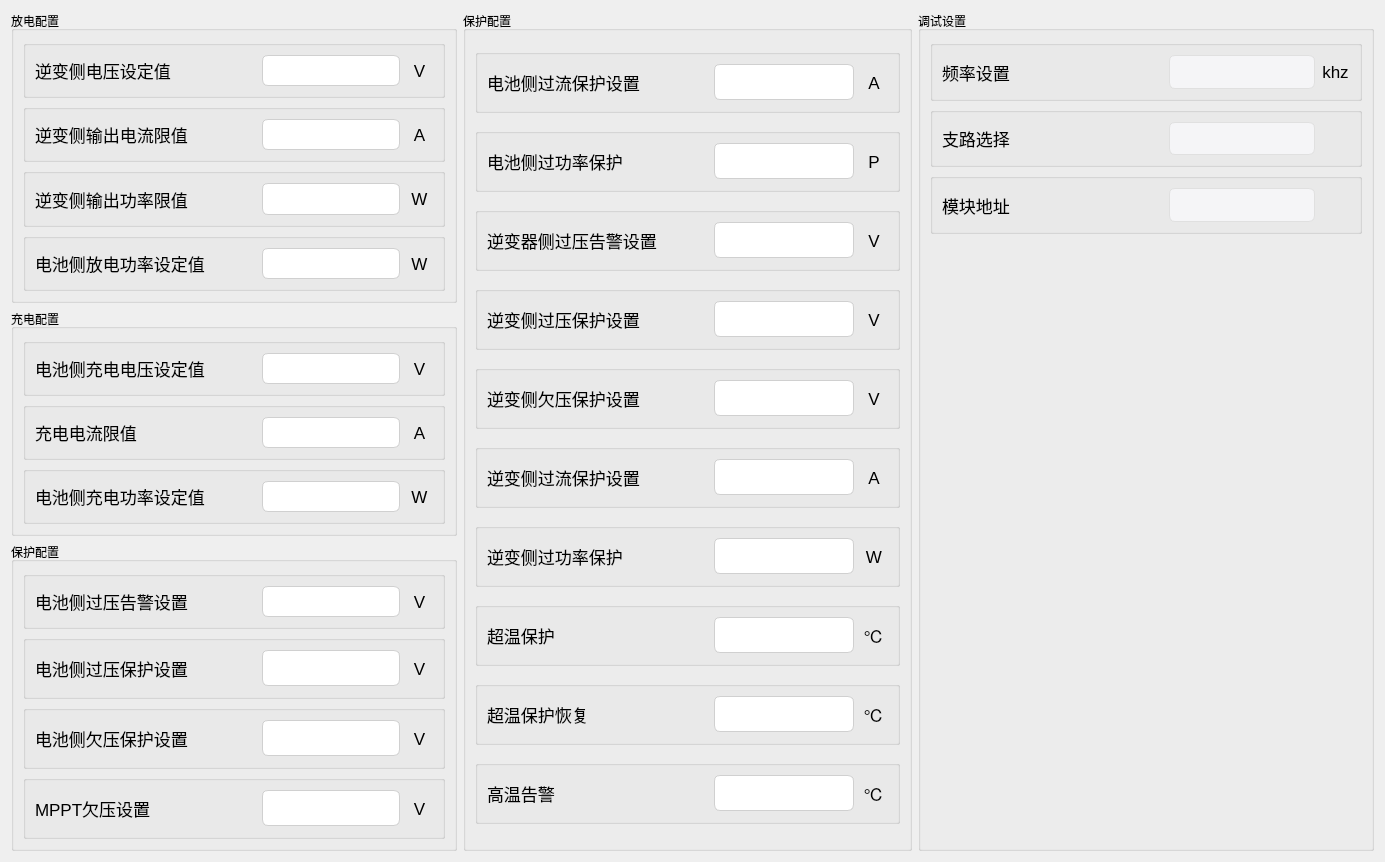
Above: tformconfig1.ui from Curtain-Wang/ModbusApp before the change. Below: the same form after it.
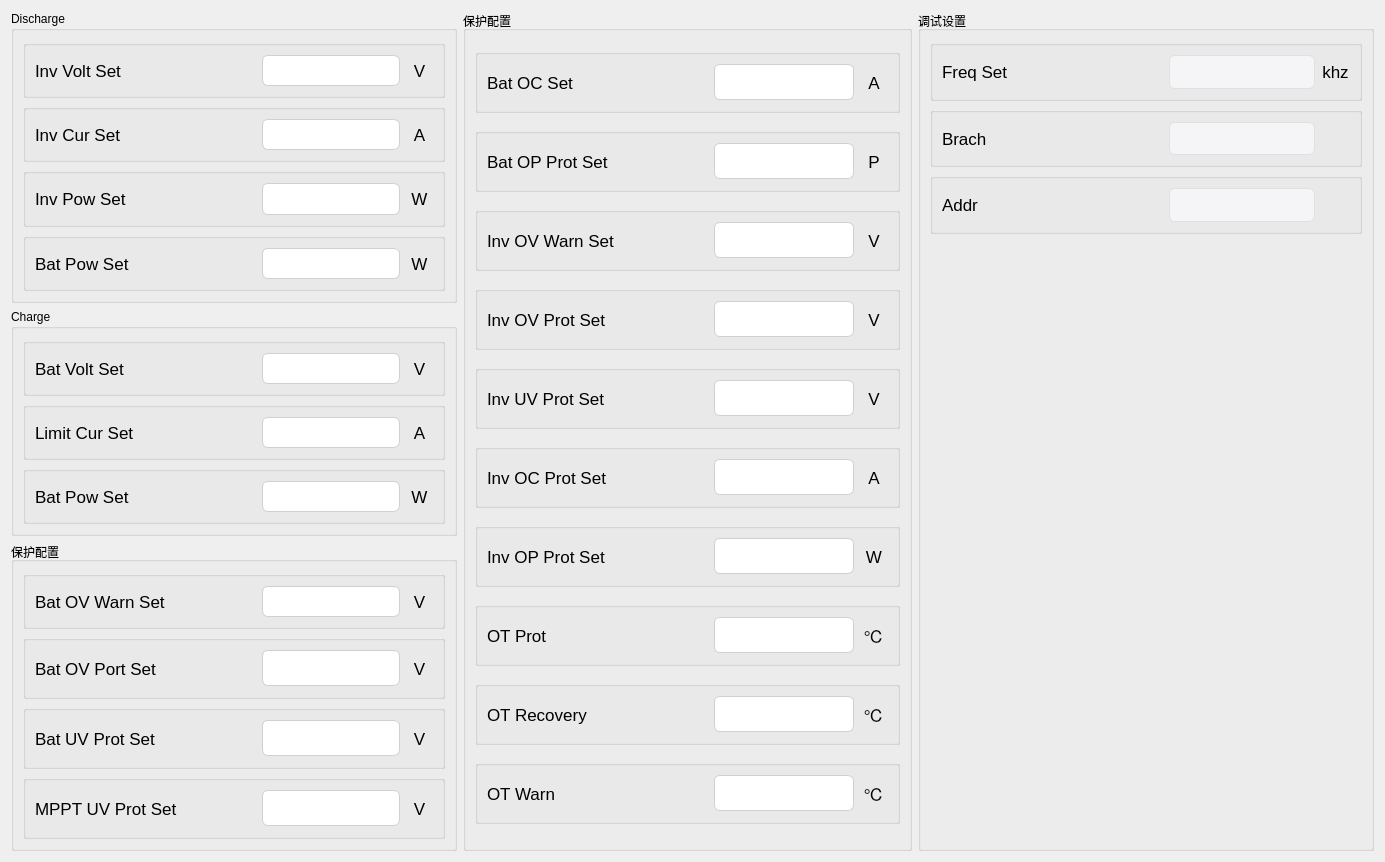
That is the form after the change. Custom widgets are drawn as their Qt base class.

Diff of the .ui file:
```diff
--- a/tformconfig1.ui
+++ b/tformconfig1.ui
@@ -19,7 +19,7 @@
      <item>
       <widget class="QGroupBox" name="groupBox_2">
        <property name="title">
-        <string>放电配置</string>
+        <string>Discharge</string>
        </property>
        <layout class="QVBoxLayout" name="verticalLayout_2">
         <item>
@@ -42,7 +42,7 @@
               </font>
              </property>
              <property name="text">
-              <string>逆变侧电压设定值</string>
+              <string>Inv Volt Set</string>
              </property>
              <property name="alignment">
               <set>Qt::AlignLeading|Qt::AlignLeft|Qt::AlignVCenter</set>
@@ -137,7 +137,7 @@
               </font>
              </property>
              <property name="text">
-              <string>逆变侧输出电流限值</string>
+              <string>Inv Cur Set</string>
              </property>
              <property name="alignment">
               <set>Qt::AlignLeading|Qt::AlignLeft|Qt::AlignVCenter</set>
@@ -232,7 +232,7 @@
               </font>
              </property>
              <property name="text">
-              <string>逆变侧输出功率限值</string>
+              <string>Inv Pow Set</string>
              </property>
              <property name="alignment">
               <set>Qt::AlignLeading|Qt::AlignLeft|Qt::AlignVCenter</set>
@@ -327,7 +327,7 @@
               </font>
              </property>
              <property name="text">
-              <string>电池侧放电功率设定值</string>
+              <string>Bat Pow Set</string>
              </property>
              <property name="alignment">
               <set>Qt::AlignLeading|Qt::AlignLeft|Qt::AlignVCenter</set>
@@ -408,7 +408,7 @@
      <item>
       <widget class="QGroupBox" name="groupBox">
        <property name="title">
-        <string>充电配置</string>
+        <string>Charge</string>
        </property>
        <layout class="QVBoxLayout" name="verticalLayout">
         <item>
@@ -431,7 +431,7 @@
               </font>
              </property>
              <property name="text">
-              <string>电池侧充电电压设定值</string>
+              <string>Bat Volt Set</string>
              </property>
              <property name="alignment">
               <set>Qt::AlignLeading|Qt::AlignLeft|Qt::AlignVCenter</set>
@@ -526,7 +526,7 @@
               </font>
              </property>
              <property name="text">
-              <string>充电电流限值</string>
+              <string>Limit Cur Set</string>
              </property>
              <property name="alignment">
               <set>Qt::AlignLeading|Qt::AlignLeft|Qt::AlignVCenter</set>
@@ -621,7 +621,7 @@
               </font>
              </property>
              <property name="text">
-              <string>电池侧充电功率设定值</string>
+              <string>Bat Pow Set</string>
              </property>
              <property name="alignment">
               <set>Qt::AlignLeading|Qt::AlignLeft|Qt::AlignVCenter</set>
@@ -725,7 +725,7 @@
               </font>
              </property>
              <property name="text">
-              <string>电池侧过压告警设置</string>
+              <string>Bat OV Warn Set</string>
              </property>
              <property name="alignment">
               <set>Qt::AlignLeading|Qt::AlignLeft|Qt::AlignVCenter</set>
@@ -832,7 +832,7 @@
               </font>
              </property>
              <property name="text">
-              <string>电池侧过压保护设置</string>
+              <string>Bat OV Port Set</string>
              </property>
              <property name="alignment">
               <set>Qt::AlignLeading|Qt::AlignLeft|Qt::AlignVCenter</set>
@@ -939,7 +939,7 @@
               </font>
              </property>
              <property name="text">
-              <string>电池侧欠压保护设置</string>
+              <string>Bat UV Prot Set</string>
              </property>
              <property name="alignment">
               <set>Qt::AlignLeading|Qt::AlignLeft|Qt::AlignVCenter</set>
@@ -1046,7 +1046,7 @@
               </font>
              </property>
              <property name="text">
-              <string>MPPT欠压设置</string>
+              <string>MPPT UV Prot Set</string>
              </property>
              <property name="alignment">
               <set>Qt::AlignLeading|Qt::AlignLeft|Qt::AlignVCenter</set>
@@ -1164,7 +1164,7 @@
             </font>
            </property>
            <property name="text">
-            <string>电池侧过流保护设置</string>
+            <string>Bat OC Set</string>
            </property>
            <property name="alignment">
             <set>Qt::AlignLeading|Qt::AlignLeft|Qt::AlignVCenter</set>
@@ -1271,7 +1271,7 @@
             </font>
            </property>
            <property name="text">
-            <string>电池侧过功率保护</string>
+            <string>Bat OP Prot Set</string>
            </property>
            <property name="alignment">
             <set>Qt::AlignLeading|Qt::AlignLeft|Qt::AlignVCenter</set>
@@ -1378,7 +1378,7 @@
             </font>
            </property>
            <property name="text">
-            <string>逆变器侧过压告警设置</string>
+            <string>Inv OV Warn Set</string>
            </property>
            <property name="alignment">
             <set>Qt::AlignLeading|Qt::AlignLeft|Qt::AlignVCenter</set>
@@ -1485,7 +1485,7 @@
             </font>
            </property>
            <property name="text">
-            <string>逆变侧过压保护设置</string>
+            <string>Inv OV Prot Set</string>
            </property>
            <property name="alignment">
             <set>Qt::AlignLeading|Qt::AlignLeft|Qt::AlignVCenter</set>
@@ -1592,7 +1592,7 @@
             </font>
            </property>
            <property name="text">
-            <string>逆变侧欠压保护设置</string>
+            <string>Inv UV Prot Set</string>
            </property>
            <property name="alignment">
             <set>Qt::AlignLeading|Qt::AlignLeft|Qt::AlignVCenter</set>
@@ -1699,7 +1699,7 @@
             </font>
            </property>
            <property name="text">
-            <string>逆变侧过流保护设置</string>
+            <string>Inv OC Prot Set</string>
            </property>
            <property name="alignment">
             <set>Qt::AlignLeading|Qt::AlignLeft|Qt::AlignVCenter</set>
@@ -1806,7 +1806,7 @@
             </font>
            </property>
            <property name="text">
-            <string>逆变侧过功率保护</string>
+            <string>Inv OP Prot Set</string>
            </property>
            <property name="alignment">
             <set>Qt::AlignLeading|Qt::AlignLeft|Qt::AlignVCenter</set>
@@ -1913,7 +1913,7 @@
             </font>
            </property>
            <property name="text">
-            <string>超温保护</string>
+            <string>OT Prot</string>
            </property>
            <property name="alignment">
             <set>Qt::AlignLeading|Qt::AlignLeft|Qt::AlignVCenter</set>
@@ -2020,7 +2020,7 @@
             </font>
            </property>
            <property name="text">
-            <string>超温保护恢复</string>
+            <string>OT Recovery</string>
            </property>
            <property name="alignment">
             <set>Qt::AlignLeading|Qt::AlignLeft|Qt::AlignVCenter</set>
@@ -2127,7 +2127,7 @@
             </font>
            </property>
            <property name="text">
-            <string>高温告警</string>
+            <string>OT Warn</string>
            </property>
            <property name="alignment">
             <set>Qt::AlignLeading|Qt::AlignLeft|Qt::AlignVCenter</set>
@@ -2231,7 +2231,7 @@
             </font>
            </property>
            <property name="text">
-            <string>频率设置</string>
+            <string>Freq Set</string>
            </property>
            <property name="alignment">
             <set>Qt::AlignLeading|Qt::AlignLeft|Qt::AlignVCenter</set>
@@ -2329,7 +2329,7 @@
             </font>
            </property>
            <property name="text">
-            <string>支路选择</string>
+            <string>Brach</string>
            </property>
            <property name="alignment">
             <set>Qt::AlignLeading|Qt::AlignLeft|Qt::AlignVCenter</set>
@@ -2427,7 +2427,7 @@
             </font>
            </property>
            <property name="text">
-            <string>模块地址</string>
+            <string>Addr</string>
            </property>
            <property name="alignment">
             <set>Qt::AlignLeading|Qt::AlignLeft|Qt::AlignVCenter</set>
```
